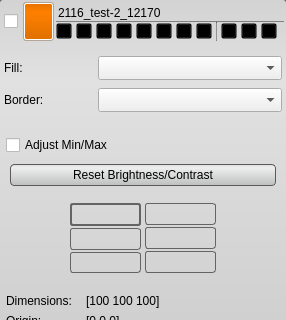
First picture: the form in src/Interface/Application/LayerWidget.ui, repository SCIInstitute/Seg3D, before the edit; both pictures show x 0 to 286 and y 0 to 320 of the 286 by 618 pixel window.
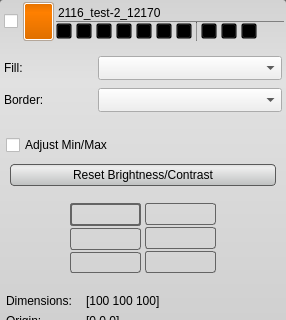
Second picture: the form after the edit. Icons and pictures are not drawn. Custom widgets are drawn as their Qt base class.

Commit message: More UI tweaks for the provenance dock widget.

```diff
--- a/src/Interface/Application/LayerWidget.ui
+++ b/src/Interface/Application/LayerWidget.ui
@@ -683,41 +683,6 @@
                     </property>
                    </widget>
                   </item>
-                  <item>
-                   <widget class="QToolButton" name="provenance_button_">
-                    <property name="minimumSize">
-                     <size>
-                      <width>16</width>
-                      <height>16</height>
-                     </size>
-                    </property>
-                    <property name="maximumSize">
-                     <size>
-                      <width>16</width>
-                      <height>16</height>
-                     </size>
-                    </property>
-                    <property name="contextMenuPolicy">
-                     <enum>Qt::NoContextMenu</enum>
-                    </property>
-                    <property name="toolTip">
-                     <string>Show provenance trail of this layer</string>
-                    </property>
-                    <property name="text">
-                     <string>...</string>
-                    </property>
-                    <property name="icon">
-                     <iconset resource="../../Resources/QtResources.qrc">
-                      <normaloff>:/Images/ProvenanceOff.png</normaloff>:/Images/ProvenanceOff.png</iconset>
-                    </property>
-                    <property name="iconSize">
-                     <size>
-                      <width>18</width>
-                      <height>18</height>
-                     </size>
-                    </property>
-                   </widget>
-                  </item>
                   <item>
                    <widget class="Line" name="iso_control_separator_line_">
                     <property name="minimumSize">
```
The commit also changes 10 other files.
